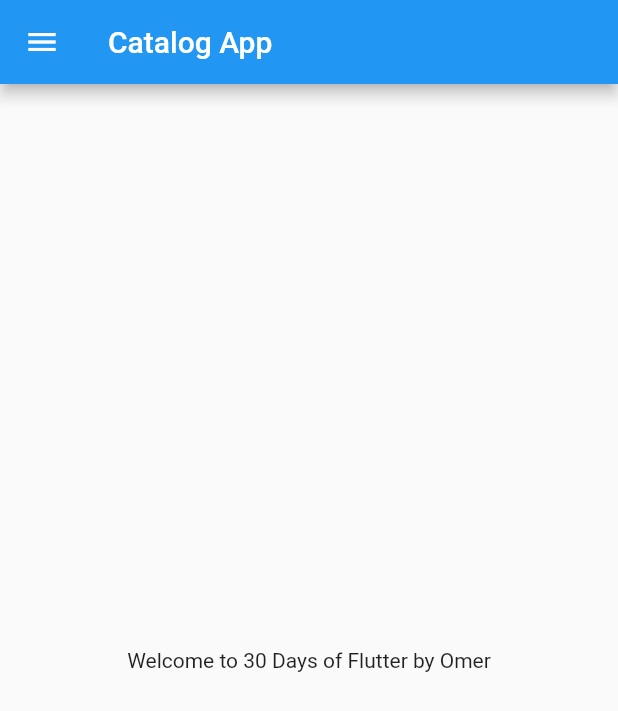
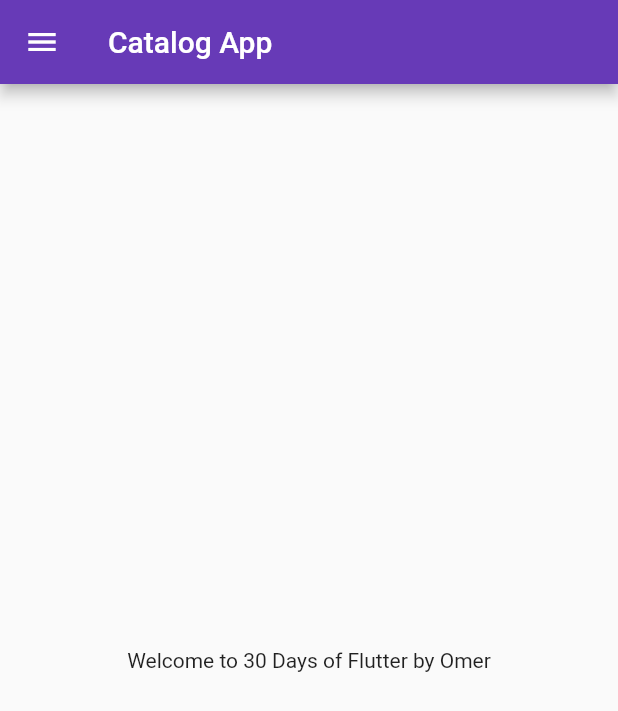
Before and after one commit to omer-obaid/30DaysofFlutter, a Flutter app: the screen it shows after launch, on a phone screen of 412 x 824 dp. Shown: the top 711 px of the screen. Run offline on Flutter 3.47's test engine with Material 2 defaults, Android fonts, the phone set to English and light mode, and no system bars.

Commit message:
Day 3 completed

```diff
--- a/lib/main.dart
+++ b/lib/main.dart
@@ -1,5 +1,6 @@
 import 'package:flutter/material.dart';
-import 'package:flutter_catalog/home_page.dart';
+import 'package:flutter_catalog/pages/home_page.dart';
+import 'package:flutter_catalog/pages/login_page.dart';
 
 void main() {
   runApp(MyApp());
@@ -8,9 +9,16 @@ void main() {
 class MyApp extends StatelessWidget {
   @override
   Widget build(BuildContext context) {
-
     return MaterialApp(
-      home: HomePage()
+      themeMode: ThemeMode.light,
+      theme: ThemeData(primarySwatch: Colors.deepPurple),
+      darkTheme: ThemeData(brightness: Brightness.dark),
+      initialRoute: "/home",
+      routes: {
+        "/": (context) => LoginPage(),
+        "/home": (context) => HomePage(),
+        "/login": (context) => LoginPage(),
+      },
     );
   }
 }
```
Also changed, not shown: lib/pages/login_page.dart (added, +19 -0 lines), lib/pages/home_page.dart (renamed from lib/home_page.dart).
